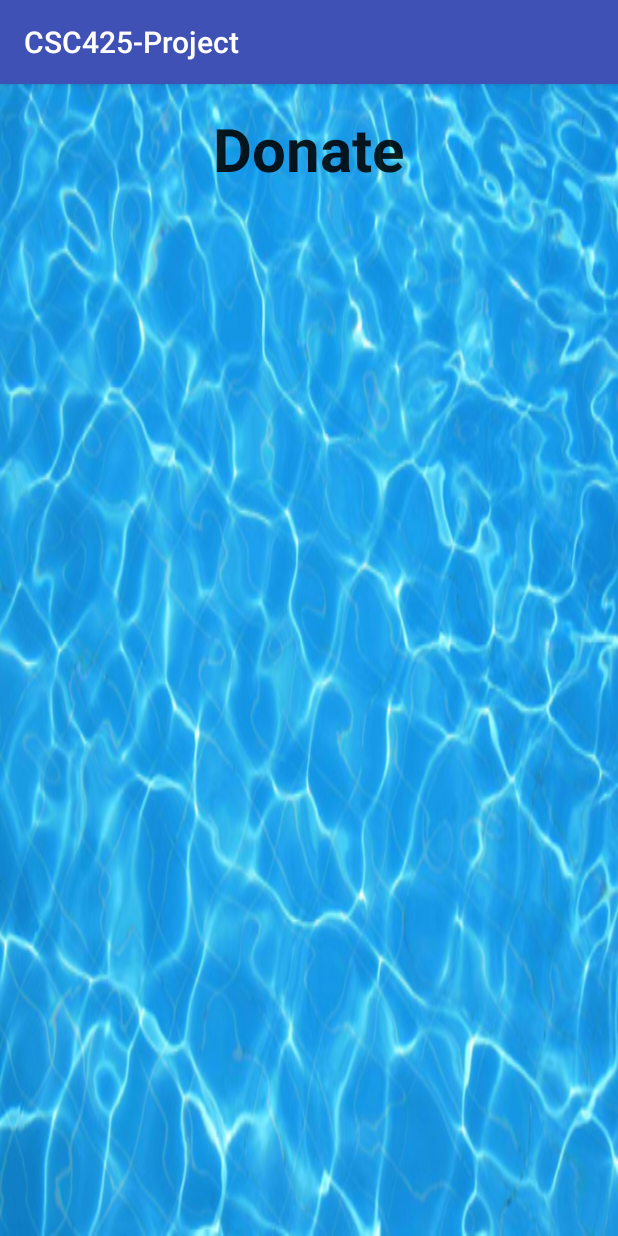
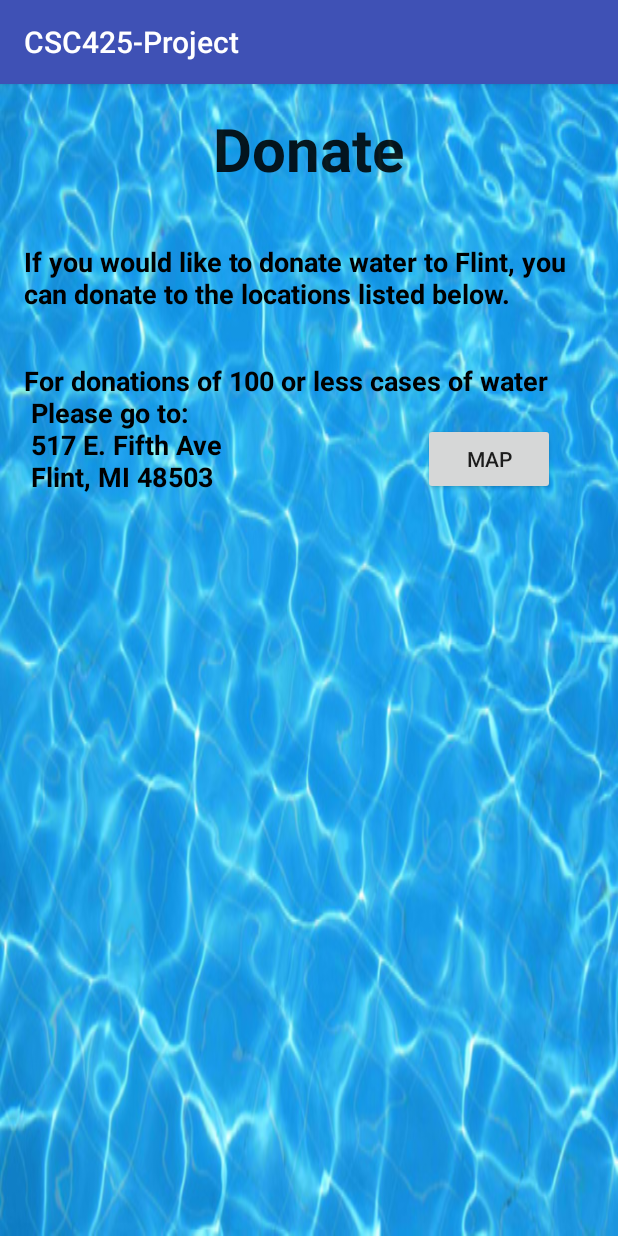
Before and after one commit to afelete/CSC425-Project, an Android app: the Donate screen opened directly, with no data from a screen before it, on a phone screen of 412 x 824 dp. Run offline under Robolectric (Android 15) with nearby library versions, the phone set to English and light mode, and no system bars.

Commit message:
General Donate page work. Map button does not work yet.

```diff
--- a/app/src/main/res/layout/activity_donate.xml
+++ b/app/src/main/res/layout/activity_donate.xml
@@ -15,10 +15,46 @@
         android:layout_height="wrap_content"
         android:textAppearance="?android:attr/textAppearanceLarge"
         android:text="@string/Donate"
-        android:id="@+id/textView3"
+        android:id="@+id/donateHeader"
         android:layout_alignParentTop="true"
         android:layout_centerHorizontal="true"
         android:textSize="40sp"
         android:gravity="center"
         android:textStyle="bold" />
+
+    <TextView
+        android:layout_width="wrap_content"
+        android:layout_height="wrap_content"
+        android:textAppearance="?android:attr/textAppearanceMedium"
+        android:text="@string/DonatePageIntroText"
+        android:id="@+id/donatePageIntroText"
+        android:layout_below="@+id/donateHeader"
+        android:layout_alignParentLeft="true"
+        android:layout_alignParentStart="true"
+        android:layout_marginTop="36dp"
+        android:textStyle="bold"
+        android:textColor="#000000" />
+
+    <TextView
+        android:layout_width="wrap_content"
+        android:layout_height="wrap_content"
+        android:textAppearance="?android:attr/textAppearanceMedium"
+        android:text="@string/DonateLoc1Text"
+        android:id="@+id/DonateLoc1Text"
+        android:layout_below="@+id/donatePageIntroText"
+        android:layout_alignParentLeft="true"
+        android:layout_alignParentStart="true"
+        android:layout_marginTop="33dp"
+        android:textStyle="bold"
+        android:textColor="#000000" />
+
+    <Button
+        android:layout_width="wrap_content"
+        android:layout_height="wrap_content"
+        android:text="@string/DonateMapButton1"
+        android:id="@+id/donateMapButton1"
+        android:layout_alignBottom="@+id/DonateLoc1Text"
+        android:layout_alignRight="@+id/DonateLoc1Text"
+        android:layout_alignEnd="@+id/DonateLoc1Text" />
+
 </RelativeLayout>
--- a/app/src/main/res/values/strings.xml
+++ b/app/src/main/res/values/strings.xml
@@ -7,4 +7,12 @@
     <string name="GetResources">Get Resources</string>
     <string name="Donate">Donate</string>
     <string name="Volunteer">Volunteer</string>
+    <string name="DonatePageIntroText">
+            If you would like to donate water to Flint, you can donate to the
+            locations listed below.</string>
+    <string name="DonateLoc1Text">For donations of 100 or less cases of water
+            \n Please go to: \n 517 E. Fifth Ave \n Flint, MI 48503</string>
+    <string name="DonateMapButton1">MAP</string>
+
+
 </resources>
```
